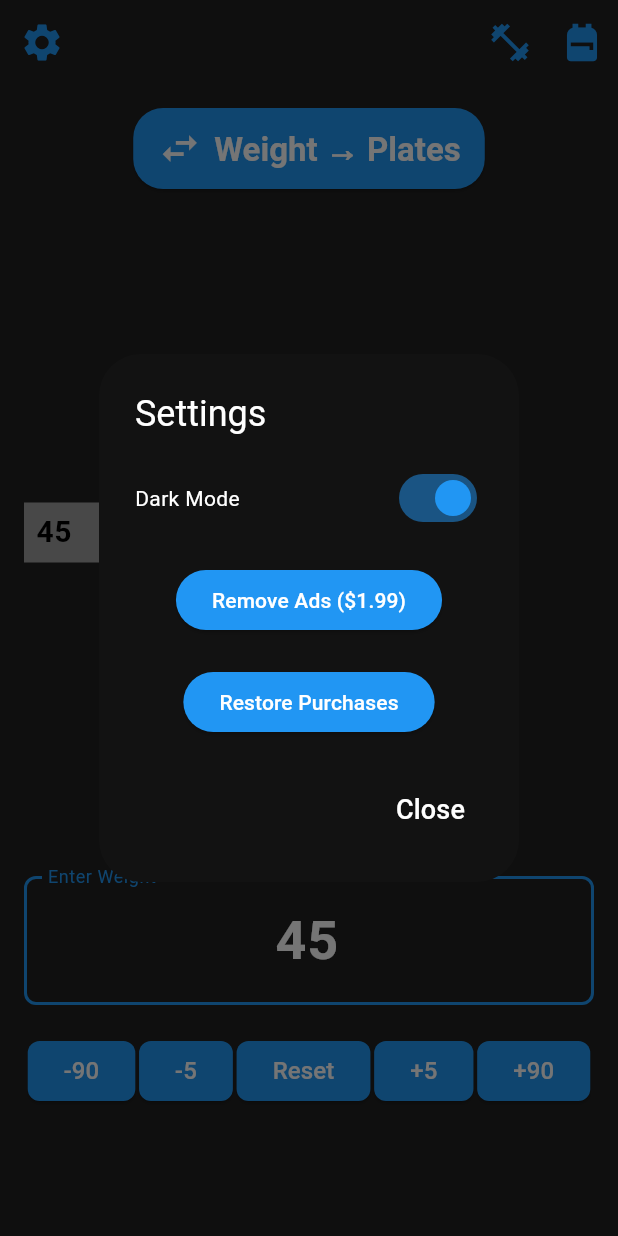
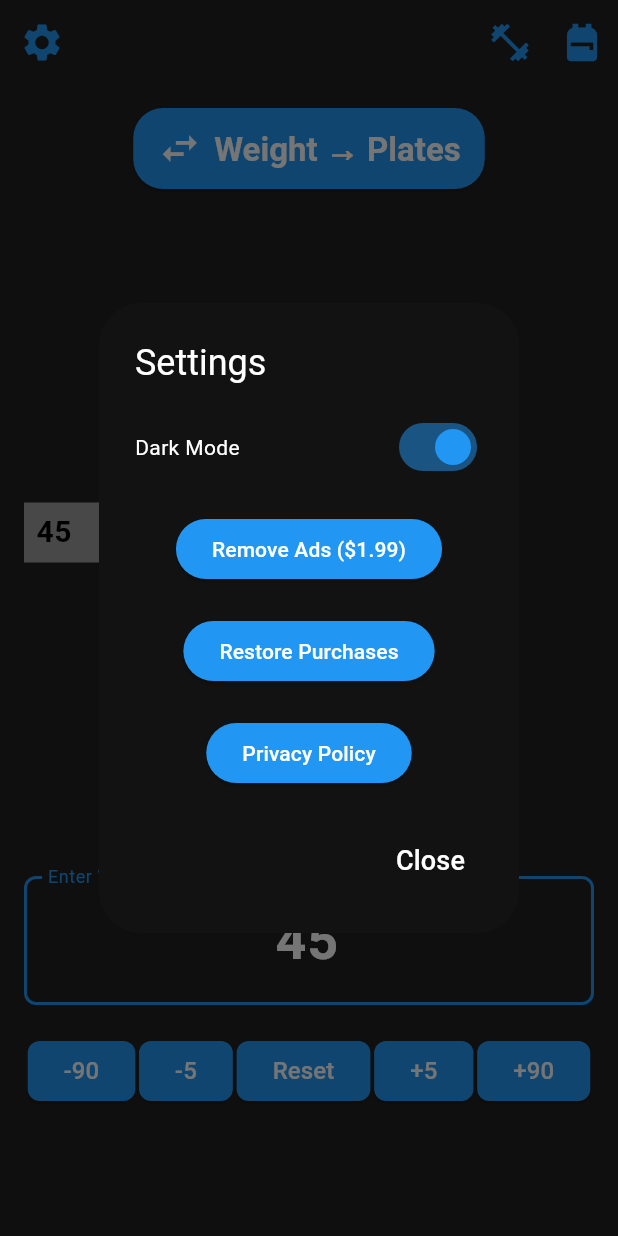
Before and after one commit to Baggins5066/barbellCalculator, a Flutter app: the screen it shows after launch, item 4 of the bottom bar chosen, after a tap on "Reset", after a tap on the "settings" icon, on a phone screen of 412 x 824 dp. Run offline on Flutter 3.47's test engine with Material 3 defaults, Android fonts, the phone set to English and light mode, and no system bars; drawn by our look-alikes of google_mobile_ads; our stand-ins replace in_app_purchase, shared_preferences; network calls fail.

Commit message:
Added a privacy policy and app icon

```diff
--- /dev/null
+++ b/barbell_calculator/flutter_launcher_icons.yaml
@@ -0,0 +1,6 @@
+# Configuration for flutter_launcher_icons to generate app icons
+flutter_icons:
+  android: true
+  ios: true
+  image_path: "assets/app_icon.png"
+  remove_alpha_ios: true
--- a/barbell_calculator/lib/main.dart
+++ b/barbell_calculator/lib/main.dart
@@ -4,6 +4,7 @@ import 'package:google_mobile_ads/google_mobile_ads.dart';
 import 'package:in_app_purchase/in_app_purchase.dart'; // Import for in-app purchases
 import 'package:shared_preferences/shared_preferences.dart'; // Import for saving purchase state
 import 'dart:convert'; // Import for JSON encoding and decoding
+import 'package:url_launcher/url_launcher.dart'; // Import for launching URLs
 
 void main() {
   WidgetsFlutterBinding.ensureInitialized();
@@ -698,6 +699,18 @@ class _BarbellCalculatorHomeState extends State<BarbellCalculatorHome> with Sing
                             onPressed: _restorePurchases,
                             child: const Text('Restore Purchases'),
                           ),
+                          const SizedBox(height: 20),
+                          ElevatedButton(
+                            onPressed: () async {
+                              const url = 'https://occipital-hub-fe2.notion.site/Privacy-Policy-for-Barbell-Calculator-1f881eaa537580b997e3f04b4e8795dd?pvs=4';
+                              if (await canLaunchUrl(Uri.parse(url))) {
+                                await launchUrl(Uri.parse(url), mode: LaunchMode.externalApplication);
+                              } else {
+                                _showErrorMessage('Could not open privacy policy.');
+                              }
+                            },
+                            child: const Text('Privacy Policy'),
+                          ),
                         ],
                       ),
                       actions: [
@@ -1147,7 +1160,7 @@ class BannerAdWidget extends StatelessWidget {
 
   BannerAdWidget({Key? key})
       : bannerAd = BannerAd(
-          adUnitId: 'ca-app-pub-3940256099942544/6300978111', // Test Ad Unit ID
+          adUnitId: 'ca-app-pub-7664311233392669/6589593490',
           size: AdSize.banner,
           request: AdRequest(),
           listener: BannerAdListener(),
```
Also changed, not shown: barbell_calculator/pubspec.yaml (+8 -0 lines), barbell_calculator/assets/app_icon.png (added), barbell_calculator/pubspec.lock, 33 other files.
